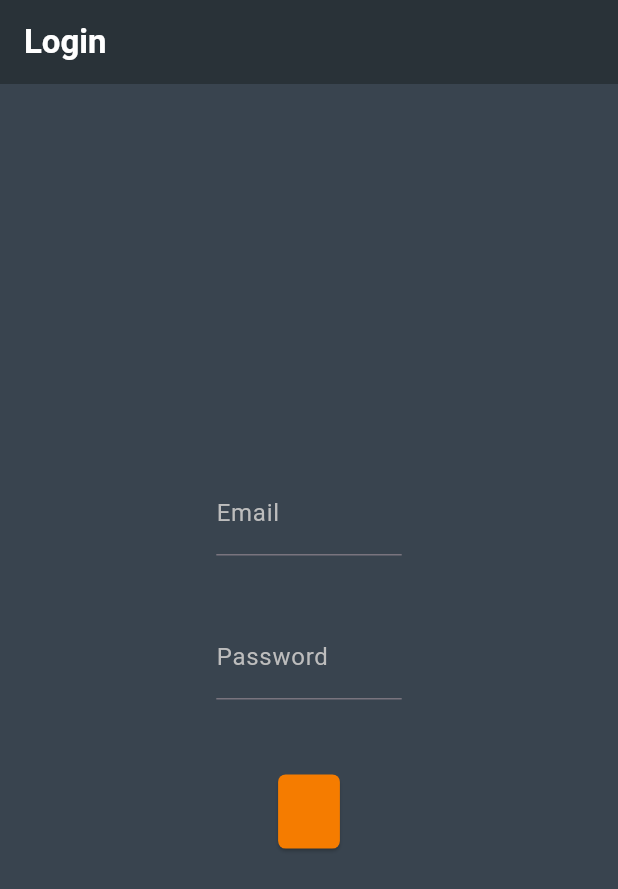
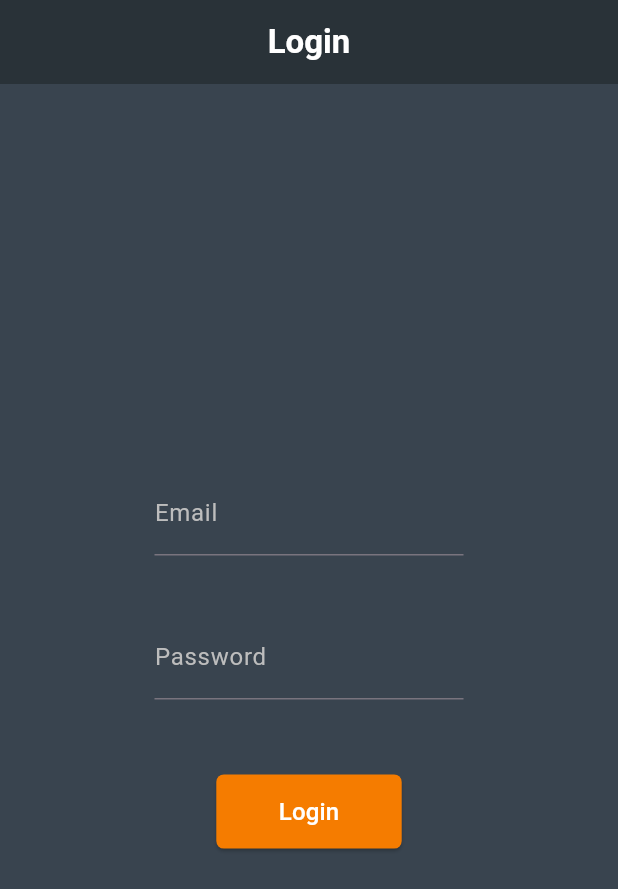
Before and after one commit to AbdulBasitab/responsive_app, a Flutter app: the screen it shows after launch, on a phone screen of 412 x 824 dp. Shown: the top 889 px of the screen. Run offline on Flutter 3.47's test engine with Material 2 defaults, Android fonts, the phone set to English and light mode, and no system bars; our stand-ins replace firebase_auth, firebase_core, flutter_screenutil, fluttertoast, go_router, shared_preferences; missing offline and left inert: memory_cache; accounts and stored records are empty.

Commit message:
fixed gradle issue and login UI in mobile device.

```diff
--- a/lib/Screens/login_screen/login_screen.dart
+++ b/lib/Screens/login_screen/login_screen.dart
@@ -26,6 +26,7 @@ class _LoginScreenState extends State<LoginScreen> {
 
     return Scaffold(
       appBar: AppBar(
+        centerTitle: true,
         title: const Text(
           "Login",
           style: TextStyle(
@@ -42,7 +43,7 @@ class _LoginScreenState extends State<LoginScreen> {
           crossAxisAlignment: CrossAxisAlignment.center,
           children: [
             SizedBox(
-              width: screenWidth * 0.3,
+              width: screenWidth < 600 ? screenWidth * 0.5 : screenWidth * 0.3,
               child: TextField(
                 controller: emailController,
                 style: const TextStyle(
@@ -58,7 +59,7 @@ class _LoginScreenState extends State<LoginScreen> {
             ),
             SizedBox(height: 40.spMin),
             SizedBox(
-              width: screenWidth * 0.3,
+              width: screenWidth < 600 ? screenWidth * 0.5 : screenWidth * 0.3,
               child: TextField(
                 controller: passwordController,
                 textInputAction: TextInputAction.done,
@@ -77,13 +78,11 @@ class _LoginScreenState extends State<LoginScreen> {
             ),
             SizedBox(height: 50.spMin),
             SizedBox(
-              width: screenWidth * 0.1,
+              width: screenWidth < 600 ? screenWidth * 0.3 : screenWidth * 0.1,
               height: screenHeight * 0.06,
               child: Consumer<ResponsiveAppProvider>(
                 builder: (context, provider, child) => ElevatedButton(
                   onPressed: () async {
-                    // String? routeLocation =
-                    //     preferences?.getString(deepLinkRouteLocation);
                     String? storageRouteLocation =
                         storage?.read(storageDeepLinkRouteLocation);
                     String result = await provider.signInUsingEmail(
@@ -94,10 +93,6 @@ class _LoginScreenState extends State<LoginScreen> {
                               storageRouteLocation == '/home')
                           ? '/dashboard'
                           : storageRouteLocation);
-                      // context.go((routeLocation == null ||
-                      //         routeLocation == '/home')
-                      //     ? '/dashboard'
-                      //     : routeLocation);
                       return;
                     } else {
                       Fluttertoast.showToast(
@@ -118,8 +113,12 @@ class _LoginScreenState extends State<LoginScreen> {
                   ),
                   child: Center(
                     child: (provider.isLoading == true)
-                        ? const CircularProgressIndicator(
-                            color: Colors.white,
+                        ? const SizedBox(
+                            height: 30,
+                            width: 30,
+                            child: CircularProgressIndicator(
+                              color: Colors.white,
+                            ),
                           )
                         : Text(
                             "Login",
--- a/pubspec.yaml
+++ b/pubspec.yaml
@@ -42,7 +42,6 @@ dependencies:
   firebase_core: ^2.14.0
   fluttertoast: ^8.2.2
   shared_preferences: ^2.2.0
-  flutter_secure_storage: ^8.0.0
   memory_cache: ^1.2.0
 
 dev_dependencies:
```
Also changed, not shown: lib/Screens/content_screens/profile.dart (+22 -11 lines), pubspec.lock, 6 other files.
